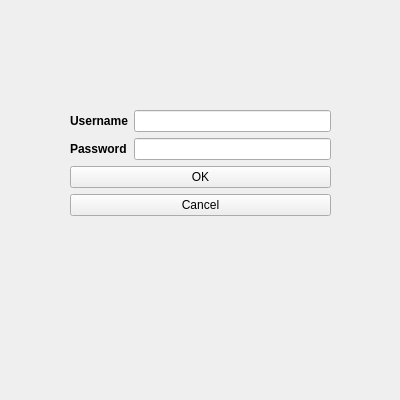
Qt form LogIn/loginpage.ui (imanzk/Messanger-Application) before a commit.
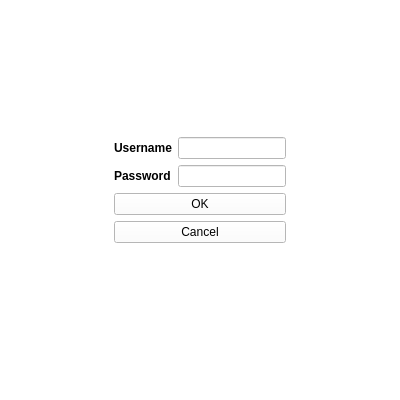
The same form after that commit.

```diff
--- a/LogIn/loginpage.ui
+++ b/LogIn/loginpage.ui
@@ -13,15 +13,41 @@
   <property name="windowTitle">
    <string>Form</string>
   </property>
-  <widget class="QWidget" name="">
-   <property name="geometry">
-    <rect>
-     <x>70</x>
-     <y>110</y>
-     <width>261</width>
-     <height>161</height>
-    </rect>
-   </property>
+  <property name="styleSheet">
+   <string notr="true">background-color: rgb(255, 255, 255);</string>
+  </property>
+  <layout class="QHBoxLayout" name="horizontalLayout_3">
+   <item>
+    <layout class="QVBoxLayout" name="verticalLayout_4">
+     <item>
+      <spacer name="verticalSpacer">
+       <property name="orientation">
+        <enum>Qt::Vertical</enum>
+       </property>
+       <property name="sizeHint" stdset="0">
+        <size>
+         <width>20</width>
+         <height>108</height>
+        </size>
+       </property>
+      </spacer>
+     </item>
+     <item>
+      <layout class="QHBoxLayout" name="horizontalLayout_2">
+       <item>
+        <spacer name="horizontalSpacer">
+         <property name="orientation">
+          <enum>Qt::Horizontal</enum>
+         </property>
+         <property name="sizeHint" stdset="0">
+          <size>
+           <width>68</width>
+           <height>20</height>
+          </size>
+         </property>
+        </spacer>
+       </item>
+       <item>
    <layout class="QVBoxLayout" name="verticalLayout_3">
     <item>
      <layout class="QHBoxLayout" name="horizontalLayout">
@@ -34,6 +60,9 @@
             <bold>true</bold>
            </font>
           </property>
+               <property name="styleSheet">
+                <string notr="true">background-color: rgb(255, 255, 255);</string>
+               </property>
           <property name="text">
            <string>Username</string>
           </property>
@@ -46,6 +75,9 @@
             <bold>true</bold>
            </font>
           </property>
+               <property name="styleSheet">
+                <string notr="true">background-color: rgb(255, 255, 255);</string>
+               </property>
           <property name="text">
            <string>Password</string>
           </property>
@@ -67,6 +99,18 @@
     </item>
     <item>
      <widget class="QPushButton" name="OKpushButton">
+           <property name="sizePolicy">
+            <sizepolicy hsizetype="Expanding" vsizetype="Fixed">
+             <horstretch>0</horstretch>
+             <verstretch>0</verstretch>
+            </sizepolicy>
+           </property>
+           <property name="maximumSize">
+            <size>
+             <width>16777215</width>
+             <height>16777215</height>
+            </size>
+           </property>
       <property name="text">
        <string>OK</string>
       </property>
@@ -74,6 +118,18 @@
     </item>
     <item>
      <widget class="QPushButton" name="CancelpushButton">
+           <property name="sizePolicy">
+            <sizepolicy hsizetype="Expanding" vsizetype="Fixed">
+             <horstretch>50</horstretch>
+             <verstretch>0</verstretch>
+            </sizepolicy>
+           </property>
+           <property name="maximumSize">
+            <size>
+             <width>16000000</width>
+             <height>16777215</height>
+            </size>
+           </property>
       <property name="text">
        <string>Cancel</string>
       </property>
@@ -81,13 +137,47 @@
     </item>
     <item>
      <widget class="QLabel" name="ErrorLabel">
+           <property name="styleSheet">
+            <string notr="true">background-color: rgb(255, 255, 255);</string>
+           </property>
       <property name="text">
        <string/>
       </property>
      </widget>
     </item>
    </layout>
-  </widget>
+       </item>
+       <item>
+        <spacer name="horizontalSpacer_2">
+         <property name="orientation">
+          <enum>Qt::Horizontal</enum>
+         </property>
+         <property name="sizeHint" stdset="0">
+          <size>
+           <width>68</width>
+           <height>20</height>
+          </size>
+         </property>
+        </spacer>
+       </item>
+      </layout>
+     </item>
+     <item>
+      <spacer name="verticalSpacer_2">
+       <property name="orientation">
+        <enum>Qt::Vertical</enum>
+       </property>
+       <property name="sizeHint" stdset="0">
+        <size>
+         <width>20</width>
+         <height>118</height>
+        </size>
+       </property>
+      </spacer>
+     </item>
+    </layout>
+   </item>
+  </layout>
  </widget>
  <resources/>
  <connections/>
```
Lines whose indentation alone changed are shown as unchanged.
